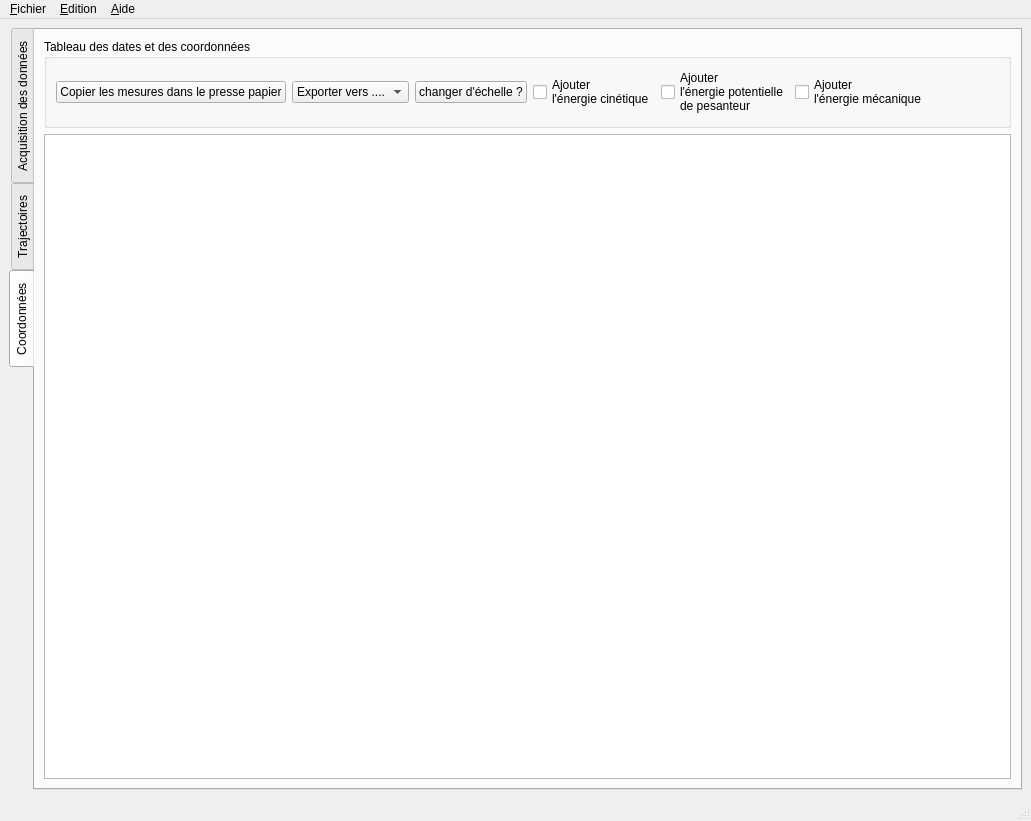
The window that src/pymecavideo_mini_layout.ui (rene-d/pymecavideo) describes before a commit, drawn with Qt 5.
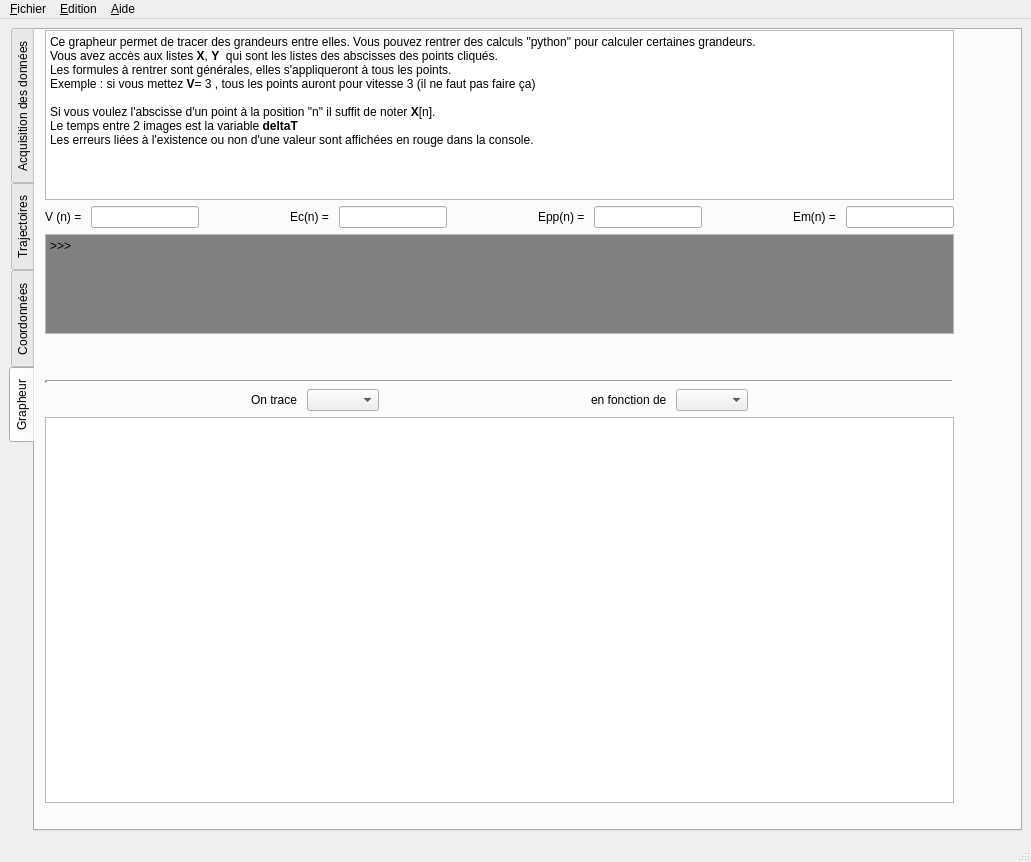
The same window after the commit. Icons and pictures are not drawn. Custom widgets are drawn as their Qt base class.

Commit message: mise en place grapheur

Diff of the .ui file:
```diff
--- a/src/pymecavideo_mini_layout.ui
+++ b/src/pymecavideo_mini_layout.ui
@@ -7,7 +7,7 @@
     <x>0</x>
     <y>0</y>
     <width>1031</width>
-    <height>821</height>
+    <height>862</height>
    </rect>
   </property>
   <property name="sizePolicy">
@@ -74,7 +74,7 @@
     <bool>false</bool>
    </property>
    <layout class="QGridLayout" name="gridLayout_2">
-    <item row="0" column="0">
+    <item row="0" column="1">
      <widget class="widgetratio" name="tabWidget">
       <property name="sizePolicy">
        <sizepolicy hsizetype="Expanding" vsizetype="Expanding">
@@ -89,7 +89,7 @@
        <enum>QTabWidget::West</enum>
       </property>
       <property name="currentIndex">
-       <number>2</number>
+       <number>3</number>
       </property>
       <widget class="QWidget" name="tab_acq">
        <property name="sizePolicy">
@@ -1046,7 +1046,8 @@
               </sizepolicy>
              </property>
              <property name="text">
-              <string>Copier les mesures dans le presse papier</string>
+              <string>Copier les mesures 
+dans le presse papier</string>
              </property>
             </widget>
            </item>
@@ -1132,6 +1133,292 @@
         </item>
        </layout>
       </widget>
+      <widget class="QWidget" name="tab_grapheur">
+       <attribute name="title">
+        <string>Grapheur</string>
+       </attribute>
+       <widget class="QWidget" name="layoutWidget">
+        <property name="geometry">
+         <rect>
+          <x>10</x>
+          <y>0</y>
+          <width>909</width>
+          <height>773</height>
+         </rect>
+        </property>
+        <layout class="QVBoxLayout" name="verticalLayout_9">
+         <item>
+          <layout class="QVBoxLayout" name="verticalLayout_3">
+           <item>
+            <widget class="QTextEdit" name="textEdit_consignes_python">
+             <property name="enabled">
+              <bool>true</bool>
+             </property>
+             <property name="sizePolicy">
+              <sizepolicy hsizetype="Expanding" vsizetype="Minimum">
+               <horstretch>0</horstretch>
+               <verstretch>0</verstretch>
+              </sizepolicy>
+             </property>
+             <property name="minimumSize">
+              <size>
+               <width>0</width>
+               <height>0</height>
+              </size>
+             </property>
+             <property name="maximumSize">
+              <size>
+               <width>16777215</width>
+               <height>170</height>
+              </size>
+             </property>
+             <property name="readOnly">
+              <bool>true</bool>
+             </property>
+             <property name="html">
+              <string>&lt;!DOCTYPE HTML PUBLIC &quot;-//W3C//DTD HTML 4.0//EN&quot; &quot;http://www.w3.org/TR/REC-html40/strict.dtd&quot;&gt;
+&lt;html&gt;&lt;head&gt;&lt;meta name=&quot;qrichtext&quot; content=&quot;1&quot; /&gt;&lt;style type=&quot;text/css&quot;&gt;
+p, li { white-space: pre-wrap; }
+&lt;/style&gt;&lt;/head&gt;&lt;body style=&quot; font-family:'Oxygen-Sans'; font-size:9pt; font-weight:400; font-style:normal;&quot;&gt;
+&lt;p style=&quot; margin-top:0px; margin-bottom:0px; margin-left:0px; margin-right:0px; -qt-block-indent:0; text-indent:0px;&quot;&gt;Ce grapheur permet de tracer des grandeurs entre elles. Vous pouvez rentrer des calculs &amp;quot;python&amp;quot; pour calculer certaines grandeurs.&lt;/p&gt;
+&lt;p style=&quot; margin-top:0px; margin-bottom:0px; margin-left:0px; margin-right:0px; -qt-block-indent:0; text-indent:0px;&quot;&gt;Vous avez accès aux listes &lt;span style=&quot; font-weight:600;&quot;&gt;X&lt;/span&gt;, &lt;span style=&quot; font-weight:600;&quot;&gt;Y&lt;/span&gt;  qui sont les listes des abscisses des points cliqués.&lt;/p&gt;
+&lt;p style=&quot; margin-top:0px; margin-bottom:0px; margin-left:0px; margin-right:0px; -qt-block-indent:0; text-indent:0px;&quot;&gt;Les formules à rentrer sont générales, elles s'appliqueront à tous les points.&lt;/p&gt;
+&lt;p style=&quot; margin-top:0px; margin-bottom:0px; margin-left:0px; margin-right:0px; -qt-block-indent:0; text-indent:0px;&quot;&gt;Exemple : si vous mettez &lt;span style=&quot; font-weight:600;&quot;&gt;V&lt;/span&gt;= 3 , tous les points auront pour vitesse 3 (il ne faut pas faire ça)&lt;/p&gt;
+&lt;p style=&quot;-qt-paragraph-type:empty; margin-top:0px; margin-bottom:0px; margin-left:0px; margin-right:0px; -qt-block-indent:0; text-indent:0px;&quot;&gt;&lt;br /&gt;&lt;/p&gt;
+&lt;p style=&quot; margin-top:0px; margin-bottom:0px; margin-left:0px; margin-right:0px; -qt-block-indent:0; text-indent:0px;&quot;&gt;Si vous voulez l'abscisse d'un point à la position &amp;quot;n&amp;quot; il suffit de noter &lt;span style=&quot; font-weight:600;&quot;&gt;X&lt;/span&gt;[n].&lt;/p&gt;
+&lt;p style=&quot; margin-top:0px; margin-bottom:0px; margin-left:0px; margin-right:0px; -qt-block-indent:0; text-indent:0px;&quot;&gt;Le temps entre 2 images est la variable &lt;span style=&quot; font-weight:600;&quot;&gt;deltaT&lt;/span&gt;&lt;/p&gt;
+&lt;p style=&quot; margin-top:0px; margin-bottom:0px; margin-left:0px; margin-right:0px; -qt-block-indent:0; text-indent:0px;&quot;&gt;Les erreurs liées à l'existence ou non d'une valeur sont affichées en rouge dans la console.&lt;/p&gt;
+&lt;p style=&quot;-qt-paragraph-type:empty; margin-top:0px; margin-bottom:0px; margin-left:0px; margin-right:0px; -qt-block-indent:0; text-indent:0px;&quot;&gt;&lt;br /&gt;&lt;/p&gt;&lt;/body&gt;&lt;/html&gt;</string>
+             </property>
+            </widget>
+           </item>
+           <item>
+            <layout class="QHBoxLayout" name="horizontalLayout_10">
+             <item>
+              <widget class="QLabel" name="label_11">
+               <property name="text">
+                <string>V (n) = </string>
+               </property>
+              </widget>
+             </item>
+             <item>
+              <widget class="QLineEdit" name="lineEdit_v"/>
+             </item>
+             <item>
+              <spacer name="horizontalSpacer">
+               <property name="orientation">
+                <enum>Qt::Horizontal</enum>
+               </property>
+               <property name="sizeHint" stdset="0">
+                <size>
+                 <width>40</width>
+                 <height>20</height>
+                </size>
+               </property>
+              </spacer>
+             </item>
+             <item>
+              <widget class="QLabel" name="label_12">
+               <property name="text">
+                <string>Ec(n) = </string>
+               </property>
+              </widget>
+             </item>
+             <item>
+              <widget class="QLineEdit" name="lineEdit_Ec">
+               <property name="text">
+                <string/>
+               </property>
+              </widget>
+             </item>
+             <item>
+              <spacer name="horizontalSpacer_3">
+               <property name="orientation">
+                <enum>Qt::Horizontal</enum>
+               </property>
+               <property name="sizeHint" stdset="0">
+                <size>
+                 <width>40</width>
+                 <height>20</height>
+                </size>
+               </property>
+              </spacer>
+             </item>
+             <item>
+              <widget class="QLabel" name="label_13">
+               <property name="text">
+                <string>Epp(n) = </string>
+               </property>
+              </widget>
+             </item>
+             <item>
+              <widget class="QLineEdit" name="lineEdit_Epp">
+               <property name="text">
+                <string/>
+               </property>
+              </widget>
+             </item>
+             <item>
+              <spacer name="horizontalSpacer_4">
+               <property name="orientation">
+                <enum>Qt::Horizontal</enum>
+               </property>
+               <property name="sizeHint" stdset="0">
+                <size>
+                 <width>40</width>
+                 <height>20</height>
+                </size>
+               </property>
+              </spacer>
+             </item>
+             <item>
+              <widget class="QLabel" name="label_14">
+               <property name="text">
+                <string>Em(n) = </string>
+               </property>
+              </widget>
+             </item>
+             <item>
+              <widget class="QLineEdit" name="lineEdit_Em">
+               <property name="text">
+                <string/>
+               </property>
+              </widget>
+             </item>
+            </layout>
+           </item>
+           <item>
+            <widget class="QTextEdit" name="textEdit_2">
+             <property name="enabled">
+              <bool>true</bool>
+             </property>
+             <property name="sizePolicy">
+              <sizepolicy hsizetype="Expanding" vsizetype="Minimum">
+               <horstretch>2</horstretch>
+               <verstretch>0</verstretch>
+              </sizepolicy>
+             </property>
+             <property name="minimumSize">
+              <size>
+               <width>0</width>
+               <height>20</height>
+              </size>
+             </property>
+             <property name="maximumSize">
+              <size>
+               <width>16777215</width>
+               <height>100</height>
+              </size>
+             </property>
+             <property name="readOnly">
+              <bool>true</bool>
+             </property>
+             <property name="html">
+              <string>&lt;!DOCTYPE HTML PUBLIC &quot;-//W3C//DTD HTML 4.0//EN&quot; &quot;http://www.w3.org/TR/REC-html40/strict.dtd&quot;&gt;
+&lt;html&gt;&lt;head&gt;&lt;meta name=&quot;qrichtext&quot; content=&quot;1&quot; /&gt;&lt;style type=&quot;text/css&quot;&gt;
+p, li { white-space: pre-wrap; }
+&lt;/style&gt;&lt;/head&gt;&lt;body style=&quot; font-family:'Oxygen-Sans'; font-size:9pt; font-weight:400; font-style:normal;&quot; bgcolor=&quot;#808080&quot;&gt;
+&lt;p style=&quot; margin-top:0px; margin-bottom:0px; margin-left:0px; margin-right:0px; -qt-block-indent:0; text-indent:0px;&quot;&gt;&amp;gt;&amp;gt;&amp;gt;&lt;/p&gt;&lt;/body&gt;&lt;/html&gt;</string>
+             </property>
+            </widget>
+           </item>
+           <item>
+            <spacer name="verticalSpacer_8">
+             <property name="orientation">
+              <enum>Qt::Vertical</enum>
+             </property>
+             <property name="sizeType">
+              <enum>QSizePolicy::Ignored</enum>
+             </property>
+             <property name="sizeHint" stdset="0">
+              <size>
+               <width>20</width>
+               <height>40</height>
+              </size>
+             </property>
+            </spacer>
+           </item>
+          </layout>
+         </item>
+         <item>
+          <widget class="Line" name="line_3">
+           <property name="lineWidth">
+            <number>3</number>
+           </property>
+           <property name="orientation">
+            <enum>Qt::Horizontal</enum>
+           </property>
+          </widget>
+         </item>
+         <item>
+          <layout class="QHBoxLayout" name="horizontalLayout_12">
+           <item>
+            <spacer name="horizontalSpacer_9">
+             <property name="orientation">
+              <enum>Qt::Horizontal</enum>
+             </property>
+             <property name="sizeHint" stdset="0">
+              <size>
+               <width>40</width>
+               <height>20</height>
+              </size>
+             </property>
+            </spacer>
+           </item>
+           <item>
+            <widget class="QLabel" name="label_10">
+             <property name="text">
+              <string>On trace </string>
+             </property>
+            </widget>
+           </item>
+           <item>
+            <widget class="QComboBox" name="comboBox_X"/>
+           </item>
+           <item>
+            <spacer name="horizontalSpacer_8">
+             <property name="orientation">
+              <enum>Qt::Horizontal</enum>
+             </property>
+             <property name="sizeHint" stdset="0">
+              <size>
+               <width>40</width>
+               <height>20</height>
+              </size>
+             </property>
+            </spacer>
+           </item>
+           <item>
+            <widget class="QLabel" name="label_19">
+             <property name="text">
+              <string>en fonction de </string>
+             </property>
+            </widget>
+           </item>
+           <item>
+            <widget class="QComboBox" name="comboBox_Y"/>
+           </item>
+           <item>
+            <spacer name="horizontalSpacer_10">
+             <property name="orientation">
+              <enum>Qt::Horizontal</enum>
+             </property>
+             <property name="sizeHint" stdset="0">
+              <size>
+               <width>40</width>
+               <height>20</height>
+              </size>
+             </property>
+            </spacer>
+           </item>
+          </layout>
+         </item>
+         <item>
+          <widget class="standardDragTable" name="tableWidget_graph"/>
+         </item>
+        </layout>
+       </widget>
+      </widget>
      </widget>
     </item>
    </layout>
```
Left out of the diff: 42 changed lines with no effect on the pictures. The commit also changes 1 other file.
